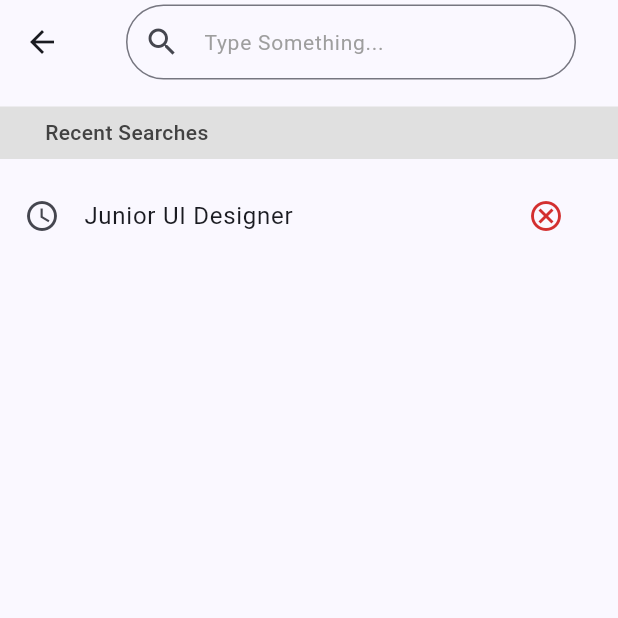
After one commit to alywalaaeldeen/JobSque_Flutter, a Flutter app: the screen it shows after launch, after a tap on "Search....", on a phone screen of 412 x 824 dp, the top half of it. The commit adds this screen. Run offline on Flutter 3.47's test engine with Material 3 defaults, Android fonts, the phone set to English and light mode, and no system bars; our stand-ins replace flutter_svg, smooth_page_indicator.

Commit message:
search screens

```diff
--- a/lib/HomeScreen/home_screen.dart
+++ b/lib/HomeScreen/home_screen.dart
@@ -1,5 +1,6 @@
 import 'package:flutter/material.dart';
 import 'package:flutter_svg/svg.dart';
+import 'package:jobsque/SearchScreens/search_screen.dart';
 
 class HomeScreen extends StatefulWidget {
   const HomeScreen({super.key});
@@ -12,7 +13,6 @@ class _HomeScreenState extends State<HomeScreen> {
   @override
   Widget build(BuildContext context) {
     int currentSelectedScreenIndex = 0;
-    TextEditingController searchController = TextEditingController();
     return Scaffold(
         appBar: AppBar(
           title: Padding(
@@ -54,20 +54,39 @@ class _HomeScreenState extends State<HomeScreen> {
                 child: Column(children: [
                   Form(
                     child: SizedBox(
-                      height: 50,
-                      child: TextFormField(
-                        controller: searchController,
-                        decoration: InputDecoration(
-                            label: Text(
-                              "Search....",
-                              style: TextStyle(
-                                  fontSize: 14, color: Colors.grey.shade500),
+                        height: 50,
+                        child: GestureDetector(
+                          onTap: () {
+                            Navigator.of(context).push(MaterialPageRoute(
+                                builder: (context) => const SearchScreen(
+                                    isSearched: false, isfound: false)));
+                          },
+                          child: Container(
+                            width: 350,
+                            height: 50,
+                            decoration: BoxDecoration(
+                                border: Border.all(
+                                  color: Colors.black,
+                                ),
+                                borderRadius: const BorderRadius.all(
+                                    Radius.circular(30))),
+                            child: Row(
+                              children: [
+                                const Padding(
+                                  padding: EdgeInsets.all(10.0),
+                                  child: Icon(Icons.search),
+                                ),
+                                const SizedBox(
+                                  width: 15,
+                                ),
+                                Text("Search....",
+                                    style: TextStyle(
+                                        fontSize: 14,
+                                        color: Colors.grey.shade700))
+                              ],
                             ),
-                            border: OutlineInputBorder(
-                                borderRadius: BorderRadius.circular(30)),
-                            prefixIcon: const Icon(Icons.search)),
-                      ),
-                    ),
+                          ),
+                        )),
                   ),
                   const SizedBox(
                     height: 15,
@@ -329,9 +348,10 @@ class RecentJobItem extends StatefulWidget {
 }
 
 class _RecentJobItemState extends State<RecentJobItem> {
+  bool isfavorite = false;
+
   @override
   Widget build(BuildContext context) {
-    bool isfavorite = false;
     return Padding(
       padding: const EdgeInsets.all(8.0),
       child: Column(children: [
--- /dev/null
+++ b/lib/SearchScreens/search_screen.dart
@@ -0,0 +1,93 @@
+import 'package:flutter/material.dart';
+import 'package:jobsque/SearchScreens/empty_state.dart';
+import 'package:jobsque/SearchScreens/result_screen.dart';
+import 'package:jobsque/SearchScreens/searching_screen.dart';
+
+var jobs = ["UI/UX Designer", " Developer", "Sales", "Manager"];
+
+class SearchScreen extends StatelessWidget {
+  const SearchScreen(
+      {super.key, required this.isSearched, required this.isfound});
+  final bool isSearched;
+  final bool isfound;
+
+  @override
+  Widget build(BuildContext context) {
+    TextEditingController searchController = TextEditingController();
+    GlobalKey<FormState> formKey = GlobalKey<FormState>();
+    return Scaffold(
+        appBar: AppBar(
+          title: Center(
+              child: SizedBox(
+            height: 50,
+            width: 300,
+            child: Form(
+              key: formKey,
+              child: TextFormField(
+                validator: (value) {
+                  while (value == null || value.isEmpty) {
+                    return "Please Type Something.";
+                  }
+                  return null;
+                },
+                onFieldSubmitted: (value) {
+                  // initiate a connection with API to retrieve all jobs with the provided value.
+                  if (formKey.currentState!.validate()) {
+                    if (isfound) {
+                      Navigator.of(context).push(MaterialPageRoute(
+                          builder: (context) => const SearchScreen(
+                                isSearched: true,
+                                isfound: true,
+                              )));
+                    } else {
+                      Navigator.of(context).push(MaterialPageRoute(
+                          builder: ((context) => const SearchScreen(
+                                isSearched: true,
+                                isfound: false,
+                              ))));
+                    }
+                  } else {
+                    return;
+                  }
+                },
+                keyboardType: TextInputType.text,
+                controller: searchController,
+                decoration: InputDecoration(
+                    label: Text(
+                      "Type Something...",
+                      style:
+                          TextStyle(fontSize: 14, color: Colors.grey.shade500),
+                    ),
+                    border: OutlineInputBorder(
+                        borderRadius: BorderRadius.circular(30)),
+                    prefixIcon: const Icon(Icons.search)),
+              ),
+            ),
+          )),
+        ),
+        body: (isSearched && isfound)
+            ? const ResultScreen()
+            : (isSearched && !isfound)
+                ? const EmptyState()
+                : const SearchingScreen());
+  }
+}
+
+class SearchedItem extends StatelessWidget {
+  const SearchedItem({super.key, required this.jobTitle});
+  final String jobTitle;
+
+  @override
+  Widget build(BuildContext context) {
+    return ListTile(
+      leading: const Icon(Icons.access_time),
+      title: Text(jobTitle),
+      trailing: IconButton(
+          onPressed: () {},
+          icon: Icon(
+            Icons.cancel_outlined,
+            color: Colors.red.shade700,
+          )),
+    );
+  }
+}
--- /dev/null
+++ b/lib/SearchScreens/searching_screen.dart
@@ -0,0 +1,40 @@
+import 'package:flutter/material.dart';
+import 'package:jobsque/SearchScreens/search_screen.dart';
+
+class SearchingScreen extends StatefulWidget {
+  const SearchingScreen({super.key});
+
+  @override
+  State<SearchingScreen> createState() => _SearchingScreenState();
+}
+
+class _SearchingScreenState extends State<SearchingScreen> {
+  @override
+  Widget build(BuildContext context) {
+    return Padding(
+      padding: const EdgeInsets.only(top: 15.0, bottom: 8.0),
+      child: Column(
+        children: [
+          Container(
+            padding: const EdgeInsets.only(left: 30),
+            alignment: Alignment.centerLeft,
+            color: Colors.grey.shade300,
+            width: double.infinity,
+            height: 35,
+            child: Text(
+              "Recent Searches",
+              style: TextStyle(
+                  fontSize: 14,
+                  color: Colors.grey.shade800,
+                  fontWeight: FontWeight.w500),
+            ),
+          ),
+          const SizedBox(
+            height: 10,
+          ),
+          const SearchedItem(jobTitle: "Junior UI Designer"),
+        ],
+      ),
+    );
+  }
+}
--- a/lib/main.dart
+++ b/lib/main.dart
@@ -1,7 +1,6 @@
 import 'package:flutter/material.dart';
 import 'package:jobsque/HomeScreen/home_screen.dart';
-import 'package:jobsque/Login/login_screen.dart';
-
+// import 'package:jobsque/SearchScreens/result_screen.dart';
 
 void main() {
   runApp(const MyApp());
@@ -14,7 +13,7 @@ class MyApp extends StatelessWidget {
   @override
   Widget build(BuildContext context) {
     return MaterialApp(
-      debugShowCheckedModeBanner: false,
+        debugShowCheckedModeBanner: false,
         title: 'Flutter Demo',
         theme: ThemeData(
           colorScheme: ColorScheme.fromSeed(
```
Also changed, not shown: lib/SearchScreens/empty_state.dart (added, +37 -0 lines), lib/SearchScreens/result_screen.dart (added, +238 -0 lines), assets/images/searchNotFound.svg (added).
